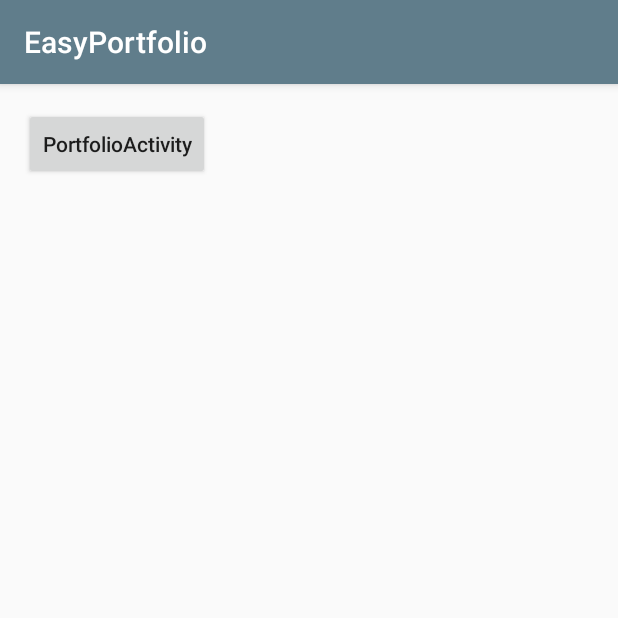
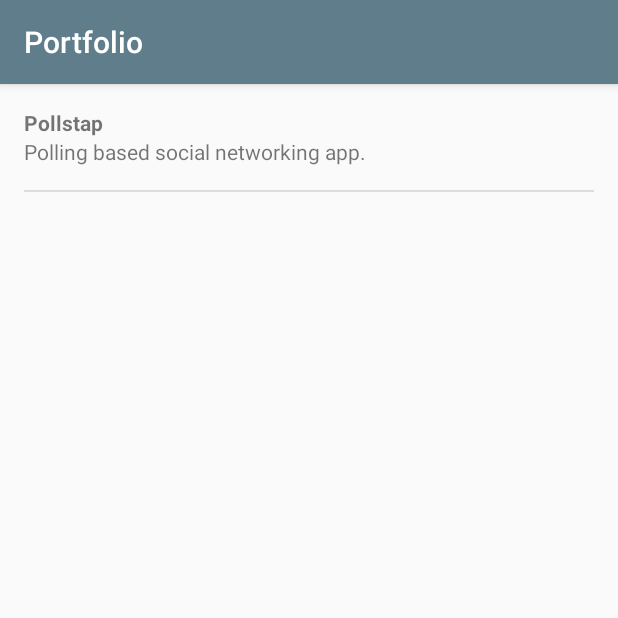
Before and after one commit to webianks/EasyPortfolio, an Android app: the screen it shows after launch (MainActivity before the commit, PortfolioActivity after it), after a tap on "PortfolioActivity", on a phone screen of 412 x 824 dp, the top half of it. Run offline under Robolectric (Android 15) with nearby library versions, the phone set to English and light mode, and no system bars.

Commit message:
Dynamic values to single project

```diff
--- a/app/src/main/java/com/webianks/demo/easyportfolio/MainActivity.java
+++ b/app/src/main/java/com/webianks/demo/easyportfolio/MainActivity.java
@@ -1,8 +1,11 @@
 package com.webianks.demo.easyportfolio;
 
+import android.content.Intent;
 import android.support.v7.app.AppCompatActivity;
 import android.os.Bundle;
 import android.view.View;
+
+import com.webianks.library.easyportfolio.PortfolioActivity;
 
 public class MainActivity extends AppCompatActivity {
 
@@ -15,5 +18,6 @@ public class MainActivity extends AppCompatActivity {
 
     public void onClickPortfolio(View view) {
 
+        startActivity(new Intent(this, PortfolioActivity.class));
     }
 }
--- a/easy-portfolio/src/main/java/com/webianks/library/easyportfolio/PortfolioActivity.java
+++ b/easy-portfolio/src/main/java/com/webianks/library/easyportfolio/PortfolioActivity.java
@@ -3,6 +3,11 @@ package com.webianks.library.easyportfolio;
 import android.os.Bundle;
 import android.support.annotation.Nullable;
 import android.support.v7.app.AppCompatActivity;
+import android.support.v7.widget.LinearLayoutManager;
+import android.support.v7.widget.RecyclerView;
+
+import java.util.ArrayList;
+import java.util.List;
 
 /**
  * Created by R Ankit on 03-05-2017.
@@ -10,9 +15,31 @@ import android.support.v7.app.AppCompatActivity;
 
 public class PortfolioActivity extends AppCompatActivity{
 
+    private RecyclerView recyclerView;
+
     @Override
     protected void onCreate(@Nullable Bundle savedInstanceState) {
         super.onCreate(savedInstanceState);
         setContentView(R.layout.portfolio_activity);
+
+        init();
+    }
+
+    private void init() {
+
+        recyclerView = (RecyclerView) findViewById(R.id.recyclerview);
+        LinearLayoutManager linearLayoutManager = new LinearLayoutManager(this);
+        recyclerView.setLayoutManager(linearLayoutManager);
+
+        Project project = new Project();
+        project.setProjectName("Pollstap");
+        project.setProjectDesc("Polling based social networking app.");
+
+        List<Project> projectList = new ArrayList<>();
+        projectList.add(project);
+
+        ProjectsRecyclerAdapter projectsRecyclerAdapter = new ProjectsRecyclerAdapter(this,projectList);
+        recyclerView.setAdapter(projectsRecyclerAdapter);
+
     }
 }
--- a/easy-portfolio/src/main/java/com/webianks/library/easyportfolio/Projects.java
+++ b/easy-portfolio/src/main/java/com/webianks/library/easyportfolio/Project.java
@@ -4,7 +4,7 @@ package com.webianks.library.easyportfolio;
  * Created by R Ankit on 03-05-2017.
  */
 
-public class Projects {
+public class Project {
 
     private String projectName;
     private String projectDesc;
--- a/easy-portfolio/src/main/java/com/webianks/library/easyportfolio/ProjectsRecyclerAdapter.java
+++ b/easy-portfolio/src/main/java/com/webianks/library/easyportfolio/ProjectsRecyclerAdapter.java
@@ -16,9 +16,9 @@ import java.util.List;
 public class ProjectsRecyclerAdapter extends RecyclerView.Adapter<ProjectsRecyclerAdapter.VH> {
 
     private Context context;
-    private List<Projects> projectsList;
+    private List<Project> projectsList;
 
-    public ProjectsRecyclerAdapter(Context context,List<Projects> projectsList) {
+    public ProjectsRecyclerAdapter(Context context,List<Project> projectsList) {
         this.context = context;
         this.projectsList = projectsList;
     }
--- a/easy-portfolio/src/main/res/layout/single_project_view.xml
+++ b/easy-portfolio/src/main/res/layout/single_project_view.xml
@@ -1,7 +1,7 @@
 <?xml version="1.0" encoding="utf-8"?>
 <RelativeLayout xmlns:android="http://schemas.android.com/apk/res/android"
     android:layout_width="match_parent"
-    android:layout_height="match_parent"
+    android:layout_height="wrap_content"
     android:orientation="vertical">
 
     <TextView
--- a/easy-portfolio/src/main/res/values/strings.xml
+++ b/easy-portfolio/src/main/res/values/strings.xml
@@ -2,4 +2,5 @@
     <string name="app_name">EasyPortfolio</string>
     <string name="project_name">Project Name</string>
     <string name="project_desc">Project description.</string>
+    <string name="portfolio">Portfolio</string>
 </resources>
```
Also changed, not shown: easy-portfolio/src/main/AndroidManifest.xml (+15 -1 lines).
